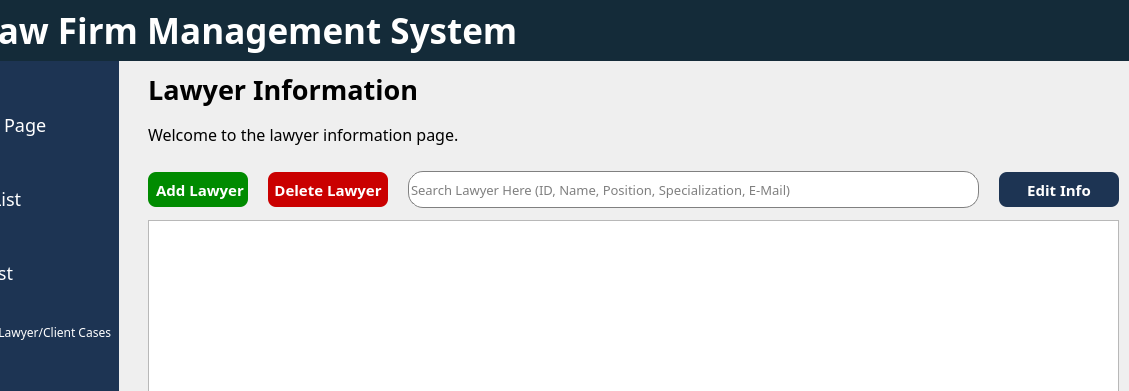
Above: ui/mainsys.ui from jhnabuel/Law-Information-System before the change; both pictures show x 82 to 1211 and y 0 to 391 of the 1211 by 726 pixel window. Below: the same form after it.
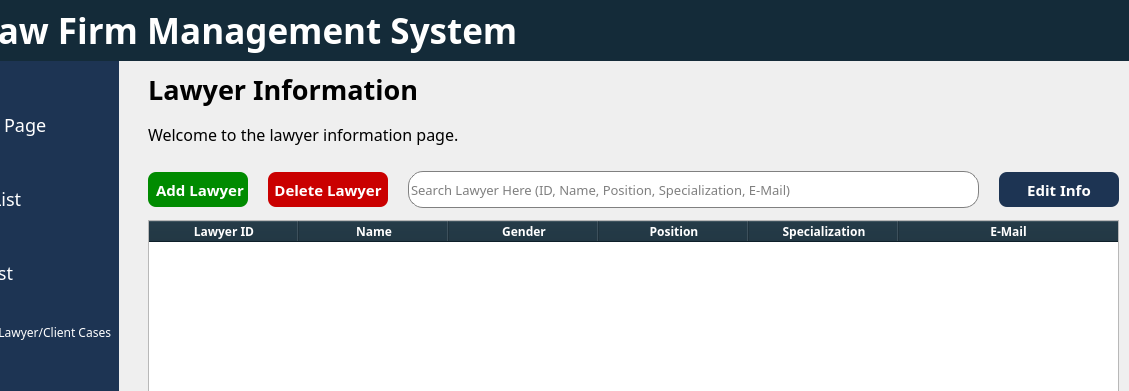
That is the form after the change. The open tabs and pages were chosen to show the change. Icons and pictures are not drawn.

Commit message: Changed font properties.

Diff of the .ui file:
```diff
--- a/ui/mainsys.ui
+++ b/ui/mainsys.ui
@@ -398,7 +398,7 @@
        <bool>true</bool>
       </property>
       <attribute name="horizontalHeaderVisible">
-       <bool>false</bool>
+       <bool>true</bool>
       </attribute>
       <attribute name="horizontalHeaderCascadingSectionResizes">
        <bool>false</bool>
```
Left out of the diff: 18 changed lines with no effect on the pictures. The commit also changes 1 other file.
